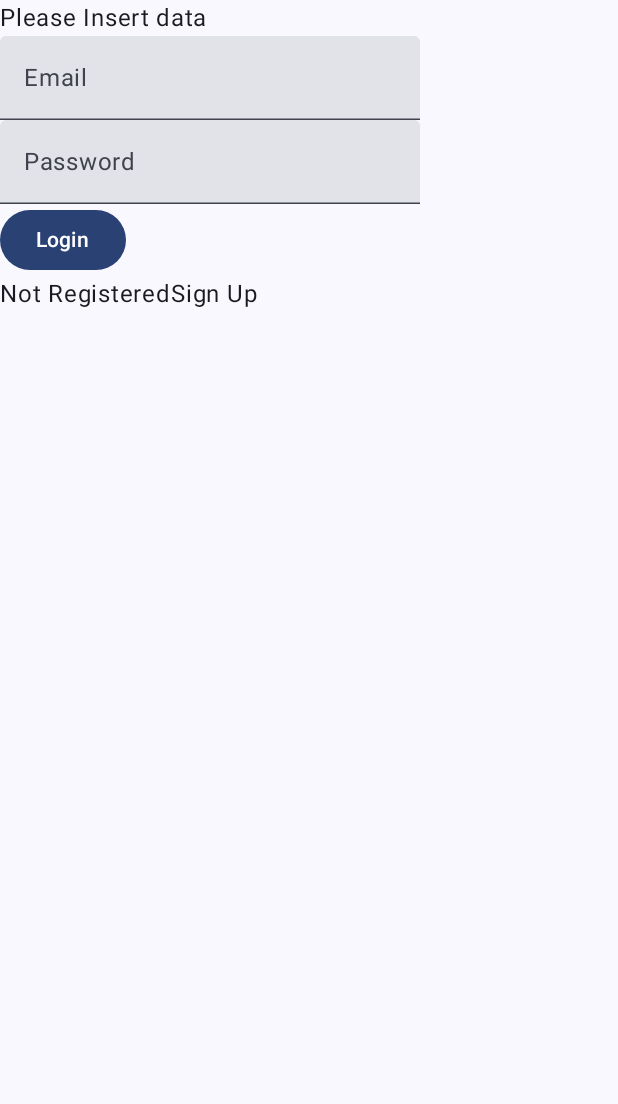
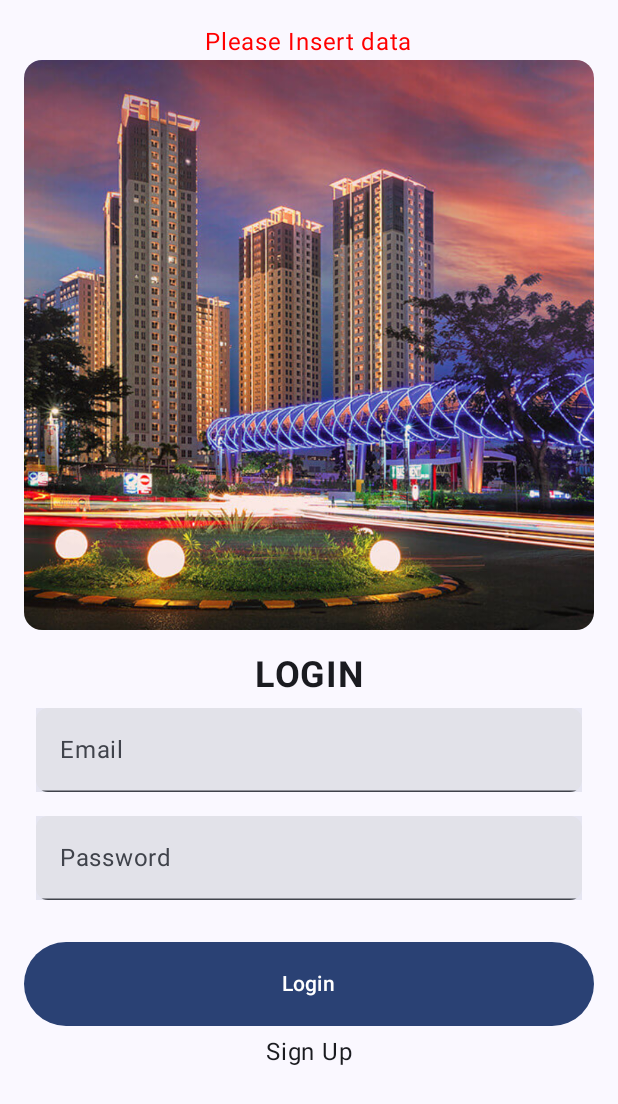
Before and after one commit to GirandaAnugrah/Mobile-app-Sewa-Kost, an Android app built with Jetpack Compose: the AuthenticationActivity screen opened directly, with no data from a screen before it, after a tap on "Login", on a phone screen of 412 x 824 dp. Shown: the top 1104 px of the screen. Run offline under Robolectric (Android 15) with nearby library versions, the light colour scheme and no system bars; our stand-ins replace Firebase (no records; nobody signed in at launch, a user with empty details on screens opened directly).

Commit message:
Add files via upload

```diff
--- a/app/src/main/java/com/example/uas_koskosan_kelompok5/view/auth/LoginScreen.kt
+++ b/app/src/main/java/com/example/uas_koskosan_kelompok5/view/auth/LoginScreen.kt
@@ -1,97 +1,137 @@
 package com.example.uas_koskosan_kelompok5.view.auth
 
+import androidx.compose.foundation.Image
+import androidx.compose.foundation.background
 import androidx.compose.foundation.clickable
-import androidx.compose.foundation.layout.Column
-import androidx.compose.foundation.layout.Row
-import androidx.compose.material3.Button
-import androidx.compose.material3.ExperimentalMaterial3Api
-import androidx.compose.material3.Text
-import androidx.compose.material3.TextField
+import androidx.compose.foundation.layout.*
+import androidx.compose.material3.*
 import androidx.compose.runtime.Composable
 import androidx.compose.runtime.getValue
 import androidx.compose.runtime.mutableStateOf
 import androidx.compose.runtime.remember
 import androidx.compose.runtime.setValue
+import androidx.compose.ui.Alignment
 import androidx.compose.ui.Modifier
+import androidx.compose.ui.draw.clip
+import androidx.compose.ui.graphics.Color
+import androidx.compose.ui.res.painterResource
 import androidx.compose.ui.res.stringResource
+import androidx.compose.ui.text.font.FontWeight
 import androidx.compose.ui.text.input.PasswordVisualTransformation
+import androidx.compose.ui.text.style.TextAlign
+import androidx.compose.ui.unit.dp
+import androidx.compose.ui.unit.sp
 import androidx.navigation.NavController
 import com.example.uas_koskosan_kelompok5.R
 import com.example.uas_koskosan_kelompok5.navigation.ROUTE_SIGNUP
 
-
 @OptIn(ExperimentalMaterial3Api::class)
 @Composable
-fun LoginScreen(navController: NavController,
-                onSignIn: (email : String?, password : String?) -> Unit,
-                error: String?) {
+fun LoginScreen(
+    navController: NavController,
+    onSignIn: (email: String?, password: String?) -> Unit,
+    error: String?
+) {
     var email by remember { mutableStateOf("") }
     var password by remember { mutableStateOf("") }
 
     var isError by remember { mutableStateOf(false) }
     var messageError by remember { mutableStateOf("") }
 
-    Column {
-        if(isError){
-            Text(text = messageError)
+    Column(
+        modifier = Modifier
+            .fillMaxSize()
+            .padding(16.dp),
+        horizontalAlignment = Alignment.CenterHorizontally
+    ) {
+        if (isError) {
+            Text(text = messageError, color = Color.Red)
         }
-        if(error!!.isNotBlank()){
+        if (error!!.isNotBlank()) {
             error?.let {
-                Text(text = it)
+                Text(text = it, color = Color.Red)
             }
         }
-        TextField(value = email,
+
+        Image(
+            painter = painterResource(id = R.drawable.apartement_sample),
+            contentDescription = null,
+            modifier = Modifier
+                .fillMaxWidth() // Adjust the maximum width as needed
+                .padding(bottom = 16.dp)
+                .clip(MaterialTheme.shapes.medium)
+        )
+
+
+        Text(
+            text = "LOGIN",
+            style = LocalTextStyle.current.copy(
+                fontSize = 24.sp,
+                fontWeight = FontWeight.Bold
+            )
+        )
+
+        TextField(
+            value = email,
             onValueChange = {
                 email = it
             },
             label = {
                 Text(text = stringResource(id = R.string.email_field))
-            })
+            },
+            modifier = Modifier
+                .fillMaxWidth()
+                .padding(8.dp)
+                .background(MaterialTheme.colorScheme.primary.copy(alpha = 0.1f)) // Adjust alpha as needed
+                .clip(MaterialTheme.shapes.small)
+        )
 
-        TextField(value = password,
+        TextField(
+            value = password,
             onValueChange = {
                 password = it
             },
             label = {
                 Text(text = stringResource(id = R.string.password_field))
             },
-            visualTransformation = PasswordVisualTransformation())
+            visualTransformation = PasswordVisualTransformation(),
+            modifier = Modifier
+                .fillMaxWidth()
+                .padding(8.dp)
+                .background(MaterialTheme.colorScheme.primary.copy(alpha = 0.1f)) // Adjust alpha as needed
+                .clip(MaterialTheme.shapes.small)
+        )
 
-        Button(onClick = {
-//            signIn
-            if(email.isBlank() || password.isBlank()){
-                isError = true
-                messageError = "Please Insert data"
-            }else{
-                onSignIn(email,password)
-            }
-        }) {
+        Button(
+            onClick = {
+                // signIn
+                if (email.isBlank() || password.isBlank()) {
+                    isError = true
+                    messageError = "Please Insert data"
+                } else {
+                    onSignIn(email, password)
+                }
+            },
+            modifier = Modifier
+                .fillMaxWidth()
+                .padding(top = 20.dp)
+                .height(56.dp)
+        ) {
             Text(text = stringResource(id = R.string.login))
         }
 
         Row {
-            Text(text = "Not Registered")
-            Text(text = stringResource(id = R.string.sign_up),
-                modifier = Modifier.clickable {
-                    navController.navigate(ROUTE_SIGNUP)
-                })
+            Text(
+                text = stringResource(id = R.string.sign_up),
+                modifier = Modifier
+                    .clickable {
+                        navController.navigate(ROUTE_SIGNUP)
+                    }
+                    .padding(top = 5.dp),
+                style = LocalTextStyle.current.copy(
+                    fontSize = 16.sp
+                )
+            )
         }
     }
-
 }
-
-//@Preview(showBackground = true, uiMode = Configuration.UI_MODE_NIGHT_NO)
-//@Composable
-//fun LoginScreenPreviewLight() {
-//    UAS_KosKosan_Kelompok5Theme {
-//        LoginScreen(rememberNavController(),null)
-//    }
-//}
-//
-//@Preview(showBackground = true, uiMode = Configuration.UI_MODE_NIGHT_YES)
-//@Composable
-//fun LoginScreenPreviewDark() {
-//    UAS_KosKosan_Kelompok5Theme {
-//        LoginScreen(rememberNavController())
-//    }
-//}
```
